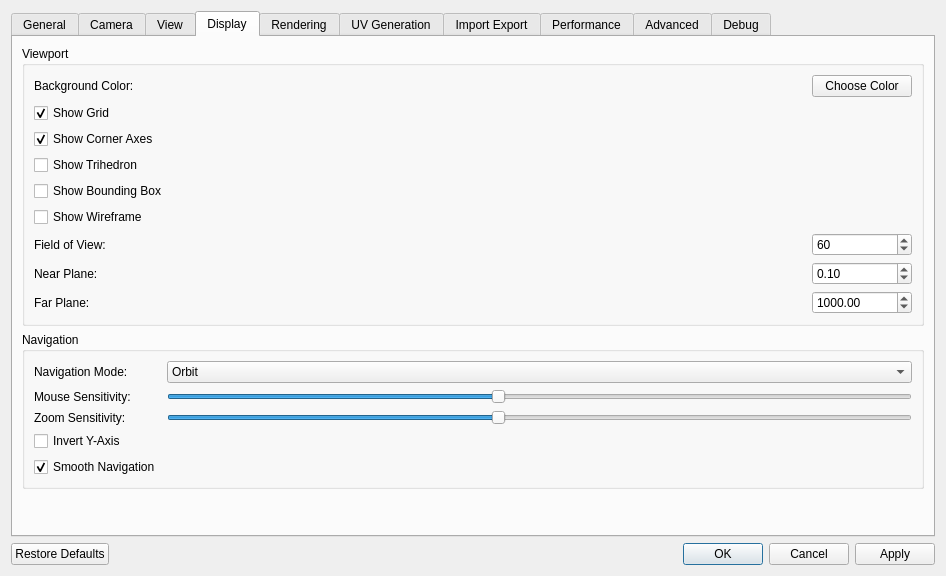
Qt form SettingsDialog.ui (01Hub/ModelViewer) before a commit.
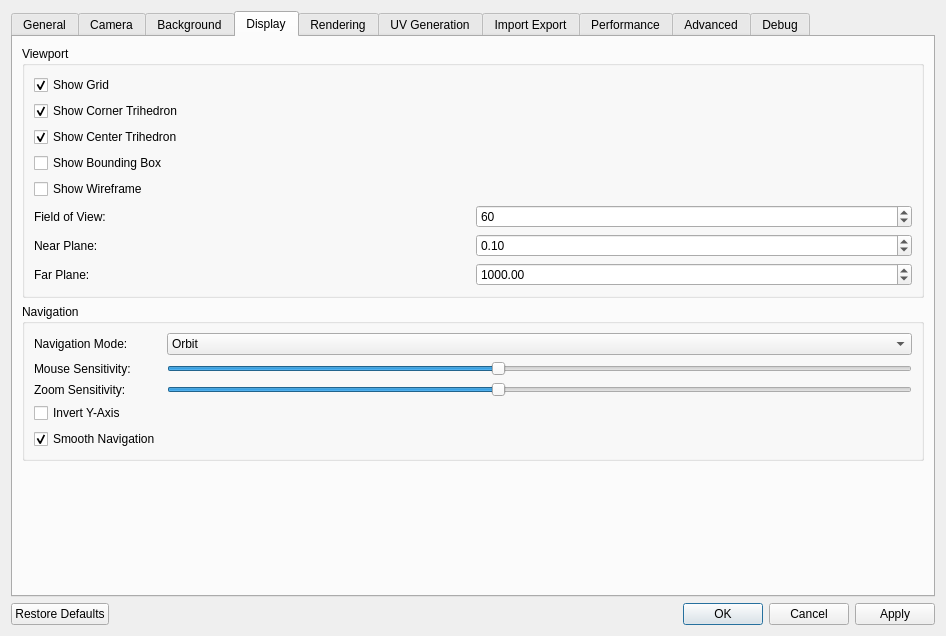
The same form after that commit. The open tabs and pages were chosen to show the change.

Commit message: Created callbacks and default settings

Patch:
```diff
--- a/SettingsDialog.ui
+++ b/SettingsDialog.ui
@@ -7,7 +7,7 @@
     <x>0</x>
     <y>0</y>
     <width>946</width>
-    <height>576</height>
+    <height>636</height>
    </rect>
   </property>
   <property name="minimumSize">
@@ -283,7 +283,7 @@
      </widget>
      <widget class="QWidget" name="tab">
       <attribute name="title">
-       <string>View</string>
+       <string>Background</string>
       </attribute>
       <layout class="QGridLayout" name="gridLayout">
        <item row="0" column="0" colspan="2">
@@ -440,119 +440,39 @@
           <string>Viewport</string>
          </property>
          <layout class="QGridLayout" name="gridLayout_12">
-          <item row="0" column="0">
-           <widget class="QLabel" name="backgroundColorLabel_3">
-            <property name="text">
-             <string>Background Color:</string>
-            </property>
-           </widget>
-          </item>
-          <item row="0" column="1">
-           <widget class="QPushButton" name="backgroundColorButton_3">
-            <property name="maximumSize">
-             <size>
-              <width>100</width>
-              <height>16777215</height>
-             </size>
-            </property>
-            <property name="text">
-             <string>Choose Color</string>
-            </property>
-           </widget>
-          </item>
-          <item row="1" column="0">
-           <widget class="QCheckBox" name="showGridCheckBox_3">
-            <property name="text">
-             <string>Show Grid</string>
-            </property>
-            <property name="checked">
-             <bool>true</bool>
-            </property>
-           </widget>
-          </item>
-          <item row="2" column="0">
-           <widget class="QCheckBox" name="showAxisCheckBox_3">
-            <property name="text">
-             <string>Show Corner Axes</string>
-            </property>
-            <property name="checked">
-             <bool>true</bool>
-            </property>
-           </widget>
-          </item>
-          <item row="3" column="0" colspan="2">
-           <widget class="QCheckBox" name="checkGroundPlane">
-            <property name="text">
-             <string>Show Trihedron</string>
-            </property>
-           </widget>
-          </item>
-          <item row="4" column="0">
-           <widget class="QCheckBox" name="showBoundingBoxCheckBox_3">
+          <item row="3" column="0">
+           <widget class="QCheckBox" name="showBoundingBoxCheckBox">
             <property name="text">
              <string>Show Bounding Box</string>
             </property>
            </widget>
           </item>
-          <item row="5" column="0">
-           <widget class="QCheckBox" name="showWireframeCheckBox_3">
+          <item row="1" column="0">
+           <widget class="QCheckBox" name="showCornerTrihedronCheckBox">
             <property name="text">
-             <string>Show Wireframe</string>
+             <string>Show Corner Trihedron</string>
             </property>
-           </widget>
-          </item>
-          <item row="6" column="0">
-           <widget class="QLabel" name="fieldOfViewLabel_3">
-            <property name="text">
-             <string>Field of View:</string>
-            </property>
-           </widget>
-          </item>
-          <item row="6" column="1">
-           <widget class="QSpinBox" name="fieldOfViewSpinBox_3">
-            <property name="minimum">
-             <number>10</number>
-            </property>
-            <property name="maximum">
-             <number>120</number>
-            </property>
-            <property name="value">
-             <number>60</number>
+            <property name="checked">
+             <bool>true</bool>
             </property>
            </widget>
           </item>
           <item row="7" column="0">
-           <widget class="QLabel" name="nearPlaneLabel_3">
-            <property name="text">
-             <string>Near Plane:</string>
-            </property>
-           </widget>
-          </item>
-          <item row="7" column="1">
-           <widget class="QDoubleSpinBox" name="nearPlaneSpinBox_3">
-            <property name="minimum">
-             <double>0.000000000000000</double>
-            </property>
-            <property name="maximum">
-             <double>10.000000000000000</double>
-            </property>
-            <property name="singleStep">
-             <double>0.001000000000000</double>
-            </property>
-            <property name="value">
-             <double>0.100000000000000</double>
-            </property>
-           </widget>
-          </item>
-          <item row="8" column="0">
-           <widget class="QLabel" name="farPlaneLabel_3">
+           <widget class="QLabel" name="farPlaneLabel">
             <property name="text">
              <string>Far Plane:</string>
             </property>
            </widget>
           </item>
-          <item row="8" column="1">
-           <widget class="QDoubleSpinBox" name="farPlaneSpinBox_3">
+          <item row="5" column="0">
+           <widget class="QLabel" name="fieldOfViewLabel">
+            <property name="text">
+             <string>Field of View:</string>
+            </property>
+           </widget>
+          </item>
+          <item row="7" column="1">
+           <widget class="QDoubleSpinBox" name="farPlaneSpinBox">
             <property name="minimum">
              <double>10.000000000000000</double>
             </property>
@@ -567,6 +487,69 @@
             </property>
            </widget>
           </item>
+          <item row="5" column="1">
+           <widget class="QSpinBox" name="fieldOfViewSpinBox">
+            <property name="minimum">
+             <number>10</number>
+            </property>
+            <property name="maximum">
+             <number>120</number>
+            </property>
+            <property name="value">
+             <number>60</number>
+            </property>
+           </widget>
+          </item>
+          <item row="6" column="0">
+           <widget class="QLabel" name="nearPlaneLabel">
+            <property name="text">
+             <string>Near Plane:</string>
+            </property>
+           </widget>
+          </item>
+          <item row="0" column="0">
+           <widget class="QCheckBox" name="showGridCheckBox">
+            <property name="text">
+             <string>Show Grid</string>
+            </property>
+            <property name="checked">
+             <bool>true</bool>
+            </property>
+           </widget>
+          </item>
+          <item row="6" column="1">
+           <widget class="QDoubleSpinBox" name="nearPlaneSpinBox">
+            <property name="minimum">
+             <double>0.000000000000000</double>
+            </property>
+            <property name="maximum">
+             <double>10.000000000000000</double>
+            </property>
+            <property name="singleStep">
+             <double>0.001000000000000</double>
+            </property>
+            <property name="value">
+             <double>0.100000000000000</double>
+            </property>
+           </widget>
+          </item>
+          <item row="4" column="0">
+           <widget class="QCheckBox" name="showWireframeCheckBox">
+            <property name="text">
+             <string>Show Wireframe</string>
+            </property>
+           </widget>
+          </item>
+          <item row="2" column="0" colspan="2">
+           <widget class="QCheckBox" name="showCenterTrihedronCheckBox">
+            <property name="text">
+             <string>Show Center Trihedron</string>
+            </property>
+            <property name="checked">
+             <bool>true</bool>
+            </property>
+           </widget>
+          </item>
          </layout>
         </widget>
        </item>
```
Left out of the diff: 388 changed lines with no effect on the pictures. Lines whose indentation alone changed are shown as unchanged. The commit also changes 2 other files.
